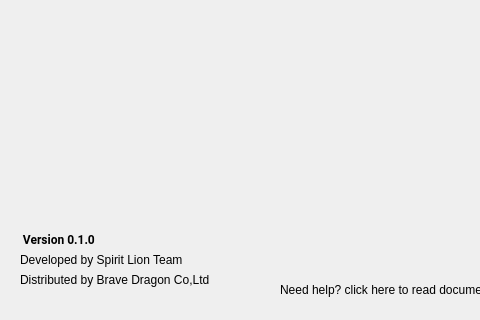
Qt form Nea_Yuk_Prod/login.ui (Espada-Textura/Nea_Yuk) before a commit; both pictures show x 0 to 480 and y 380 to 700 of the 1260 by 700 pixel window.
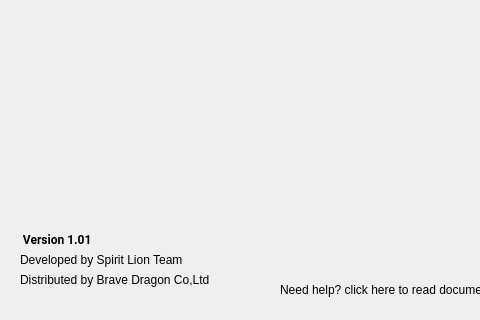
The same form after that commit. Icons and pictures are not drawn.

Commit message: change on log in, main window and dashboard

Diff of the .ui file:
```diff
--- a/Nea_Yuk_Prod/login.ui
+++ b/Nea_Yuk_Prod/login.ui
@@ -230,7 +230,7 @@
 border: transparent;</string>
     </property>
     <property name="text">
-     <string> Version 0.1.0</string>
+     <string> Version 1.01</string>
     </property>
    </widget>
    <widget class="QLabel" name="label_2">
```
The commit also changes 1 other file.
